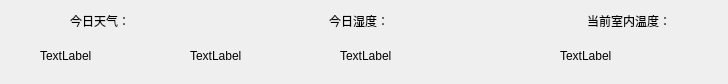
Old version of the form client/src/SHomeSystem/weatherwidget.ui in the repository zihanKuang/SHomeSystem.
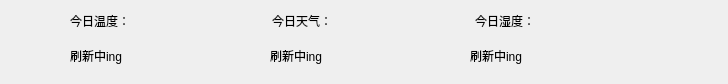
New version of the form.

Patch:
```diff
--- a/client/src/SHomeSystem/weatherwidget.ui
+++ b/client/src/SHomeSystem/weatherwidget.ui
@@ -16,65 +16,72 @@
   <widget class="QLabel" name="tWeatherDetail">
    <property name="geometry">
     <rect>
-     <x>190</x>
+     <x>270</x>
      <y>40</y>
      <width>131</width>
      <height>31</height>
     </rect>
    </property>
    <property name="text">
-    <string>TextLabel</string>
+    <string>刷新中ing</string>
    </property>
   </widget>
   <widget class="QLabel" name="tHumidityDetail">
    <property name="geometry">
     <rect>
-     <x>340</x>
+     <x>470</x>
      <y>40</y>
      <width>181</width>
      <height>31</height>
     </rect>
    </property>
    <property name="text">
-    <string>TextLabel</string>
-   </property>
-  </widget>
-  <widget class="QLabel" name="rWeatherDetail">
-   <property name="geometry">
-    <rect>
-     <x>560</x>
-     <y>40</y>
-     <width>161</width>
-     <height>31</height>
-    </rect>
-   </property>
-   <property name="text">
-    <string>TextLabel</string>
+    <string>刷新中ing</string>
    </property>
   </widget>
   <widget class="QLabel" name="tTemperature">
    <property name="geometry">
     <rect>
-     <x>40</x>
+     <x>70</x>
      <y>40</y>
      <width>141</width>
      <height>31</height>
     </rect>
    </property>
    <property name="text">
-    <string>TextLabel</string>
+    <string>刷新中ing</string>
    </property>
   </widget>
-  <widget class="QWidget" name="">
+  <widget class="QWidget" name="layoutWidget">
    <property name="geometry">
     <rect>
      <x>70</x>
      <y>10</y>
      <width>601</width>
-     <height>21</height>
+     <height>22</height>
     </rect>
    </property>
    <layout class="QHBoxLayout" name="horizontalLayout">
+    <item>
+     <widget class="QLabel" name="label">
+      <property name="text">
+       <string>今日温度：</string>
+      </property>
+     </widget>
+    </item>
+    <item>
+     <spacer name="horizontalSpacer_3">
+      <property name="orientation">
+       <enum>Qt::Horizontal</enum>
+      </property>
+      <property name="sizeHint" stdset="0">
+       <size>
+        <width>40</width>
+        <height>20</height>
+       </size>
+      </property>
+     </spacer>
+    </item>
     <item>
      <widget class="QLabel" name="tWeather">
       <property name="text">
@@ -115,13 +122,6 @@
       </property>
      </spacer>
     </item>
-    <item>
-     <widget class="QLabel" name="rWeather">
-      <property name="text">
-       <string>当前室内温度：</string>
-      </property>
-     </widget>
-    </item>
    </layout>
   </widget>
  </widget>
```
